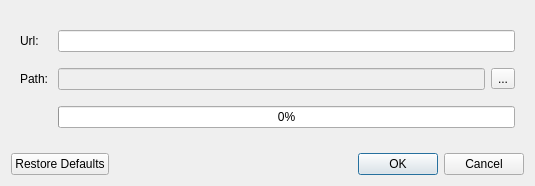
Qt form src/pySUMOQt/Designer/OpenRemoteOntologyDialog.ui (pySUMO/pysumo) before a commit.
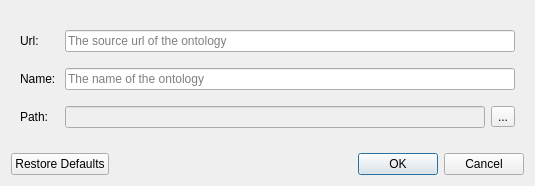
The same form after that commit.

Commit message: the user can now open a remote ontology file, pysumo will download it and add it to the index abstractor.

```diff
--- a/src/pySUMOQt/Designer/OpenRemoteOntologyDialog.ui
+++ b/src/pySUMOQt/Designer/OpenRemoteOntologyDialog.ui
@@ -27,8 +27,12 @@
    <item row="0" column="0">
     <widget class="QWidget" name="widget" native="true">
      <layout class="QGridLayout" name="gridLayout_2">
-      <item row="0" column="1" colspan="2">
-       <widget class="QLineEdit" name="url"/>
+      <item row="2" column="0">
+       <widget class="QLabel" name="label_3">
+        <property name="text">
+         <string>Name: </string>
+        </property>
+       </widget>
       </item>
       <item row="0" column="0">
        <widget class="QLabel" name="label">
@@ -37,21 +41,21 @@
         </property>
        </widget>
       </item>
-      <item row="2" column="0">
+      <item row="3" column="0">
        <widget class="QLabel" name="label_2">
         <property name="text">
          <string>Path: </string>
         </property>
        </widget>
       </item>
-      <item row="2" column="2">
+      <item row="3" column="2">
        <widget class="QToolButton" name="browseBtn">
         <property name="text">
          <string>...</string>
         </property>
        </widget>
       </item>
-      <item row="2" column="1">
+      <item row="3" column="1">
        <widget class="QLineEdit" name="path">
         <property name="enabled">
          <bool>false</bool>
@@ -61,13 +65,17 @@
         </property>
        </widget>
       </item>
-      <item row="3" column="1" colspan="2">
-       <widget class="QProgressBar" name="progressBar">
-        <property name="value">
-         <number>0</number>
+      <item row="2" column="1" colspan="2">
+       <widget class="QLineEdit" name="name">
+        <property name="placeholderText">
+         <string>The name of the ontology</string>
         </property>
-        <property name="invertedAppearance">
-         <bool>false</bool>
+       </widget>
+      </item>
+      <item row="0" column="1" colspan="2">
+       <widget class="QLineEdit" name="url">
+        <property name="placeholderText">
+         <string>The source url of the ontology</string>
         </property>
        </widget>
       </item>
```
The commit also changes 2 other files.
